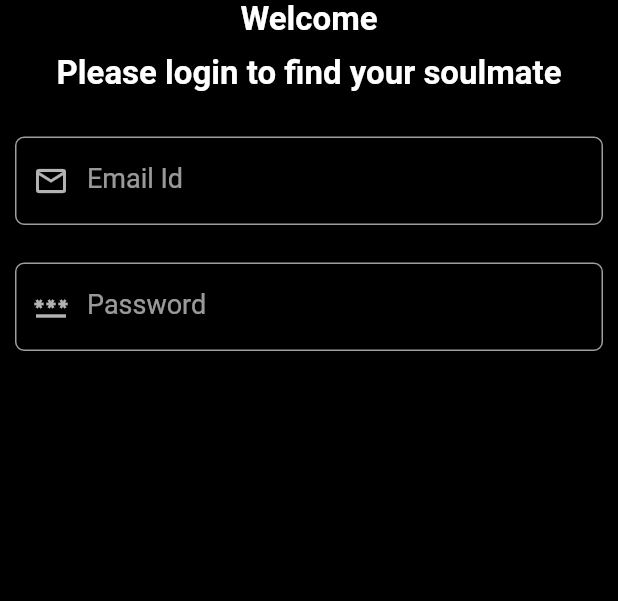
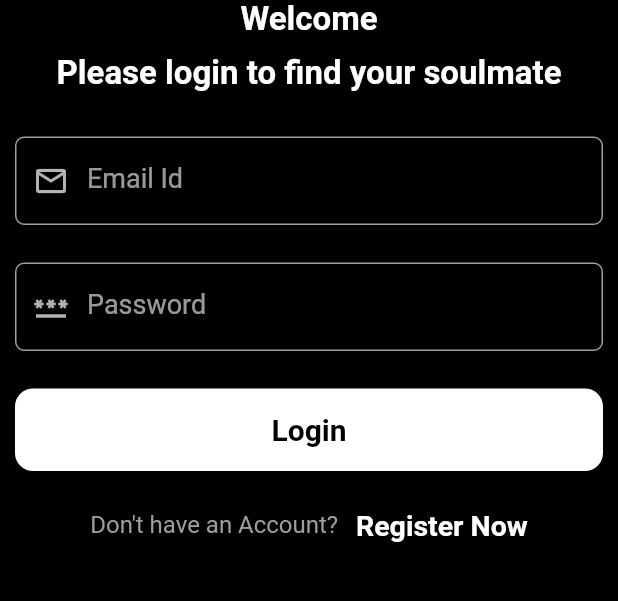
Before and after one commit to darshansgowda17/tinder_clone, a Flutter app: the screen it shows after launch, on a phone screen of 412 x 824 dp, the part 480-1081 px from its top. Run offline on Flutter 3.47's test engine with Material 2 defaults, Android fonts, the phone set to English and light mode, and no system bars; our stand-ins replace get.

Commit message:
login screen updated

```diff
--- a/lib/authenticationScreens/login_screen.dart
+++ b/lib/authenticationScreens/login_screen.dart
@@ -11,6 +11,8 @@ class LoginScreen extends StatefulWidget {
 class _LoginScreenState extends State<LoginScreen> {
   TextEditingController emailTextEditingController = TextEditingController();
   TextEditingController passwordTextEditingController = TextEditingController();
+  bool showLoadingBar = false;
+
   @override
   Widget build(BuildContext context) {
     return Scaffold(
@@ -62,6 +64,66 @@ class _LoginScreenState extends State<LoginScreen> {
                     isVisible: true,
                   ),
                 ),
+                const SizedBox(
+                  height: 25,
+                ),
+                Container(
+                  width: MediaQuery.sizeOf(context).width-20,
+                  height: 55,
+                  decoration: BoxDecoration(
+                    color: Colors.white,
+                    borderRadius: BorderRadius.all(Radius.circular(12)),
+                  ),
+                  child: InkWell(
+                    onTap: (){
+
+                    },
+                    child: Center(
+                      child: Text(
+                        "Login",
+                        style: TextStyle(
+                          fontWeight: FontWeight.bold,
+                          fontSize: 20,
+                          color: Colors.black,
+                        ),
+                      ),
+                    ),
+                  ),
+                ),
+                const SizedBox(
+                  height: 25,
+                ),
+                Row(
+                  mainAxisAlignment: MainAxisAlignment.center,
+                  children: [
+                    Text("Don't have an Account?   ",
+                      style: TextStyle(
+                        fontSize: 16,
+                        color: Colors.grey,
+                      ),
+                    ),
+                    InkWell(
+                      onTap: ()
+                      {
+
+                      },
+                      child: Text(
+                        "Register Now",
+                        style: TextStyle(
+                          fontSize: 19,
+                          color: Colors.white,
+                          fontWeight: FontWeight.bold,
+                        ),
+
+                      ),
+                    ),
+                  ],
+                ),
+                showLoadingBar == true?
+                    CircularProgressIndicator(
+                      valueColor: AlwaysStoppedAnimation(Colors.pink),
+                    ):
+                    Container(),
 
               ],
             ),
```
